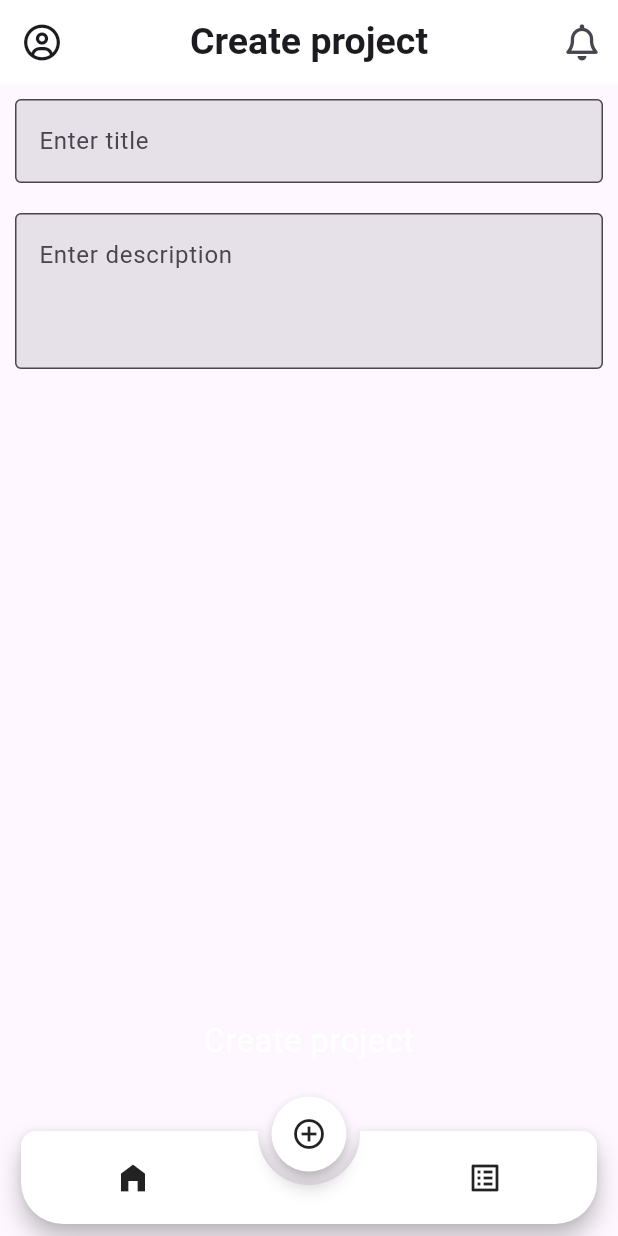
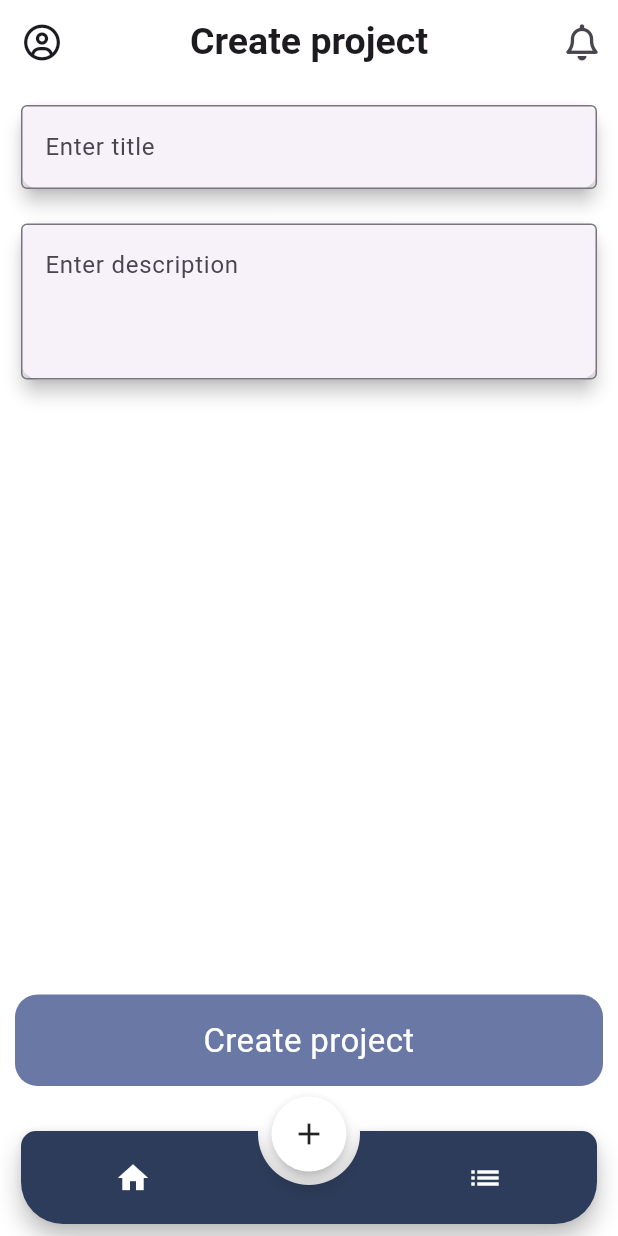
Before and after one commit to whStalker/tg_mini_app, a Flutter app: the MainPage screen opened directly, item 2 of the bottom bar chosen, on a phone screen of 412 x 824 dp. Run offline on Flutter 3.47's test engine with Material 3 defaults, Android fonts, the phone set to English and light mode, and no system bars; drawn by our look-alikes of animated_notch_bottom_bar; our stand-ins replace font_awesome_flutter; missing offline and left inert: another_stepper, image_stack, telegram_web_app.

Commit message:
-- colors const, ui

```diff
--- /dev/null
+++ b/lib/constant/colors_const.dart
@@ -0,0 +1,24 @@
+import 'package:flutter/material.dart';
+
+class UIcolors {
+  UIcolors._();
+
+  static const appBackgroundColor = Color.fromRGBO(255, 255, 255, 1);
+  static const appBarColor = Color.fromRGBO(255, 255, 255, 1);
+
+  static const projectCardBgColor = Color.fromRGBO(234, 240, 248, 1);
+
+  static const progressIndicatorColor = Color.fromRGBO(0, 0, 0, 1);
+  static const progressIndicatorBgColor = Color.fromRGBO(165, 165, 165, 1);
+
+  static const textFieldColor = Color.fromRGBO(165, 165, 165, 1);
+  static const textFieldLabelColor = Color.fromRGBO(150, 150, 150, 1);
+
+  static const navBarColor = Color.fromRGBO(45, 60, 90, 1);
+  static const activeNavColor = Color.fromRGBO(255, 255, 255, 1);
+
+  static const createProjectBtn = Color.fromRGBO(105, 120, 165, 1);
+
+  static const userTaskCard = Color.fromRGBO(240, 245, 245, 1);
+  static const userTaskTitle = Color.fromRGBO(44, 62, 80, 1);
+}
--- a/lib/main_page.dart
+++ b/lib/main_page.dart
@@ -1,6 +1,7 @@
 import 'package:animated_notch_bottom_bar/animated_notch_bottom_bar/animated_notch_bottom_bar.dart';
 import 'package:flutter/material.dart';
 import 'package:font_awesome_flutter/font_awesome_flutter.dart';
+import 'package:tg_mini_app/constant/colors_const.dart';
 import 'package:tg_mini_app/presentation/create_project_page.dart';
 import 'package:tg_mini_app/presentation/home_page.dart';
 import 'package:tg_mini_app/presentation/user_tasks_page.dart';
@@ -59,6 +60,8 @@
       extendBody: true,
       bottomNavigationBar: AnimatedNotchBottomBar(
         notchBottomBarController: _barController,
+        color: UIcolors.navBarColor,
+        notchColor: UIcolors.activeNavColor,
         onTap: (value) {
           setState(() {
             _selectIndex = value;
@@ -69,15 +72,15 @@
         bottomBarWidth: MediaQuery.sizeOf(context).width,
         bottomBarItems: const [
           BottomBarItem(
-            inActiveItem: Icon(Icons.home_filled),
+            inActiveItem: Icon(Icons.home, color: Colors.white),
             activeItem: Icon(Icons.home),
           ),
           BottomBarItem(
-            inActiveItem: Icon(Icons.add),
-            activeItem: Icon(Icons.add_circle_outline),
+            inActiveItem: Icon(Icons.add, color: Colors.white),
+            activeItem: Icon(Icons.add),
           ),
           BottomBarItem(
-            inActiveItem: Icon(Icons.list_alt),
+            inActiveItem: Icon(Icons.list, color: Colors.white),
             activeItem: Icon(Icons.list),
           ),
         ],
--- a/lib/presentation/create_project_page.dart
+++ b/lib/presentation/create_project_page.dart
@@ -20,109 +20,35 @@
   Widget build(BuildContext context) {
     return Scaffold(
       backgroundColor: UIcolors.appBackgroundColor,
-      body: Padding(
+      body: const Padding(
         padding: const EdgeInsets.all(10),
         child: SingleChildScrollView(
           child: Column(
             children: [
               // Project title
-              TextField(
-                controller: _projectTitleController,
-                decoration: const InputDecoration(
-                  fillColor: UIcolors.textFieldColor,
-                  filled: true,
-                  border: OutlineInputBorder(),
-                  labelText: 'Enter title',
+              Card(
+                elevation: 5,
+                child: TextField(
+                  decoration: InputDecoration(
+                    border: OutlineInputBorder(),
+                    hintText: 'Enter title',
+                  ),
                 ),
               ),
 
-              const SizedBox(height: 20),
+              const SizedBox(height: 15),
 
               // Project description
-              TextField(
-                controller: _projectDescriptionController,
-                decoration: const InputDecoration(
-                  fillColor: UIcolors.textFieldColor,
-                  filled: true,
-                  border: OutlineInputBorder(),
-                  labelText: 'Enter description',
-                  alignLabelWithHint: true,
-
+              Card(
+                elevation: 5,
+                child: TextField(
+                  decoration: InputDecoration(
+                    border: OutlineInputBorder(),
+                    hintText: 'Enter description',
+                  ),
+                  maxLines: 3,
                 ),
-                maxLines: 3,
               ),
-
-              const SizedBox(height: 20),
-
-              // Mark project private or public
-              // Row(
-              //   mainAxisAlignment: MainAxisAlignment.spaceBetween,
-              //   children: [
-              //     const Text(
-              //       'Project status',
-              //       style: TextStyle(
-              //         fontSize: 18,
-              //         fontWeight: FontWeight.w600,
-              //       ),
-              //     ),
-              //     AnimatedToggleSwitch.dual(
-              //       current: positive,
-              //       first: true,
-              //       second: false,
-              //       spacing: -20, // toggle width
-              //       height: 35,
-              //       borderWidth: 2,
-              //       onChanged: (i) => setState(() => positive = i),
-              //       iconBuilder: (value) => FaIcon(
-              //         value ? FontAwesomeIcons.lock : FontAwesomeIcons.lockOpen,
-              //         size: 20,
-              //       ),
-
-              //       style: ToggleStyle(
-              //         borderColor: Colors.transparent,
-              //         backgroundColor: Colors.grey[300],
-              //         indicatorColor: Colors.white,
-              //         boxShadow: [
-              //           const BoxShadow(
-              //             color: Colors.black26,
-              //             spreadRadius: 1,
-              //             blurRadius: 2,
-              //             offset: Offset(0, 1.5),
-              //           ),
-              //         ],
-              //       ),
-              //     ),
-
-              //     //   AnimatedToggleSwitch<bool>.dual(
-              //     //   current: positive,
-              //     //   first: false,
-              //     //   second: true,
-              //     //   spacing: 50.0,
-              //     //   style: const ToggleStyle(
-              //     //     borderColor: Colors.transparent,
-              //     //     boxShadow: const [
-              //     //       BoxShadow(
-              //     //         color: Colors.black26,
-              //     //         spreadRadius: 1,
-              //     //         blurRadius: 2,
-              //     //         offset: Offset(0, 1.5),
-              //     //       ),
-              //     //     ],
-              //     //   ),
-              //     //   borderWidth: 5.0,
-              //     //   height: 55,
-              //     //   onChanged: (b) => setState(() => positive = b),
-              //     //   styleBuilder: (b) =>
-              //     //       ToggleStyle(indicatorColor: b ? Colors.red : Colors.green),
-              //     //   iconBuilder: (value) => value
-              //     //       ? Icon(Icons.coronavirus_rounded)
-              //     //       : Icon(Icons.tag_faces_rounded),
-              //     //   textBuilder: (value) => value
-              //     //       ? Center(child: Text('Oh no...'))
-              //     //       : Center(child: Text('Nice :)')),
-              //     // ),
-              //   ],
-              // ),
             ],
           ),
         ),
--- a/lib/presentation/create_task_page.dart
+++ b/lib/presentation/create_task_page.dart
@@ -11,7 +11,7 @@
 TextEditingController _taskDescController = TextEditingController();
 
 class _CreateTaskPageState extends State<CreateTaskPage> {
-  int _selectedIdex = -1;
+  int _selectedIndex = -1;
 
   final List<Color?> _colors = [
     Colors.green[200],
@@ -21,7 +21,7 @@
 
   void _selectPriority(index) {
     setState(() {
-      _selectedIdex = index;
+      _selectedIndex = index;
     });
   }
 
@@ -146,7 +146,7 @@
                             width: double.maxFinite,
                             decoration: BoxDecoration(
                               borderRadius: BorderRadius.circular(15),
-                              color: _selectedIdex == index
+                              color: _selectedIndex == index
                                   ? _colors[index]
                                   : Colors.transparent,
                             ),
--- a/lib/presentation/project_info_page.dart
+++ b/lib/presentation/project_info_page.dart
@@ -1,5 +1,6 @@
 import 'package:flutter/material.dart';
 import 'package:image_stack/image_stack.dart';
+import 'package:tg_mini_app/constant/colors_const.dart';
 
 import 'package:tg_mini_app/presentation/add_member_page.dart';
 import 'package:tg_mini_app/presentation/create_task_page.dart';
@@ -174,6 +175,7 @@
                         child: Container(
                           height: 130,
                           decoration: BoxDecoration(
+                            color: UIcolors.userTaskCard,
                             borderRadius: BorderRadius.circular(10),
                           ),
                           child: Stack(
@@ -246,6 +248,7 @@
       ),
       floatingActionButton: FloatingActionButton(
         elevation: 10,
+        backgroundColor: UIcolors.navBarColor,
         onPressed: () {
           Navigator.push(
             context,
@@ -254,7 +257,7 @@
             ),
           );
         },
-        child: const Icon(Icons.playlist_add),
+        child: const Icon(Icons.playlist_add, color: Colors.white,),
       ),
     );
   }
```
Also changed, not shown: pubspec.lock, 1 other file.
